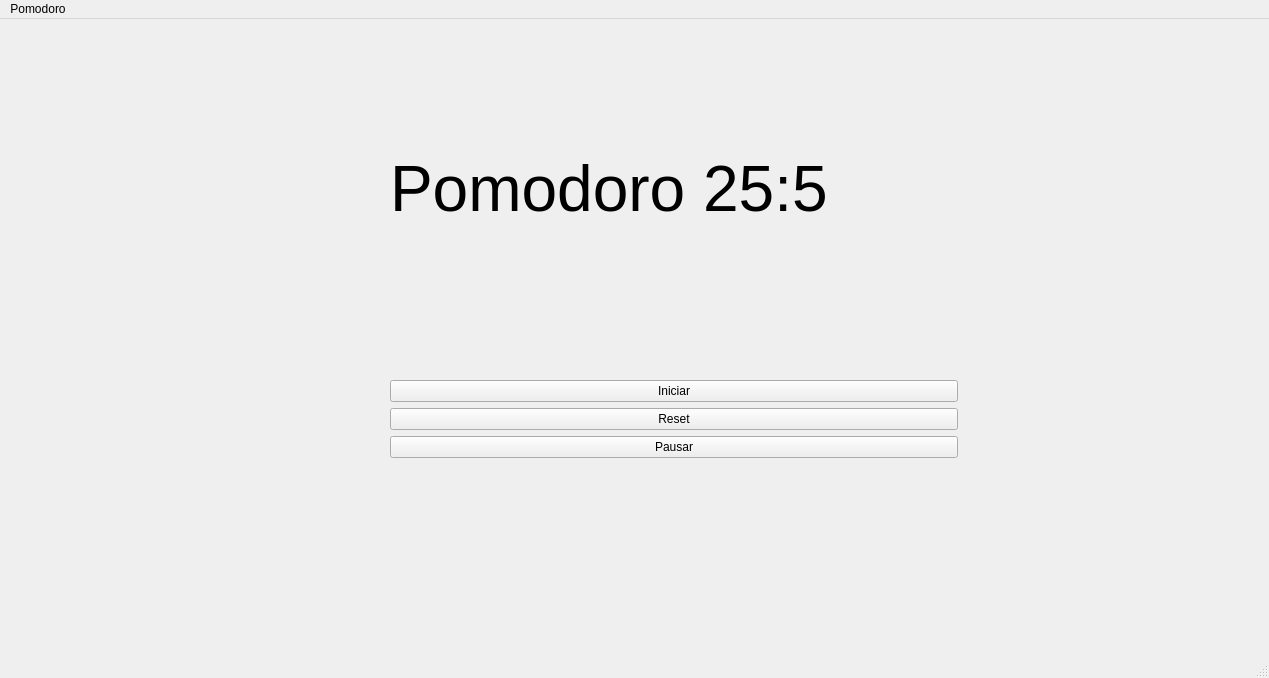
Lucas-CCaczmareki/PomodoroTimer, file mainwindow.ui: the form before one commit.
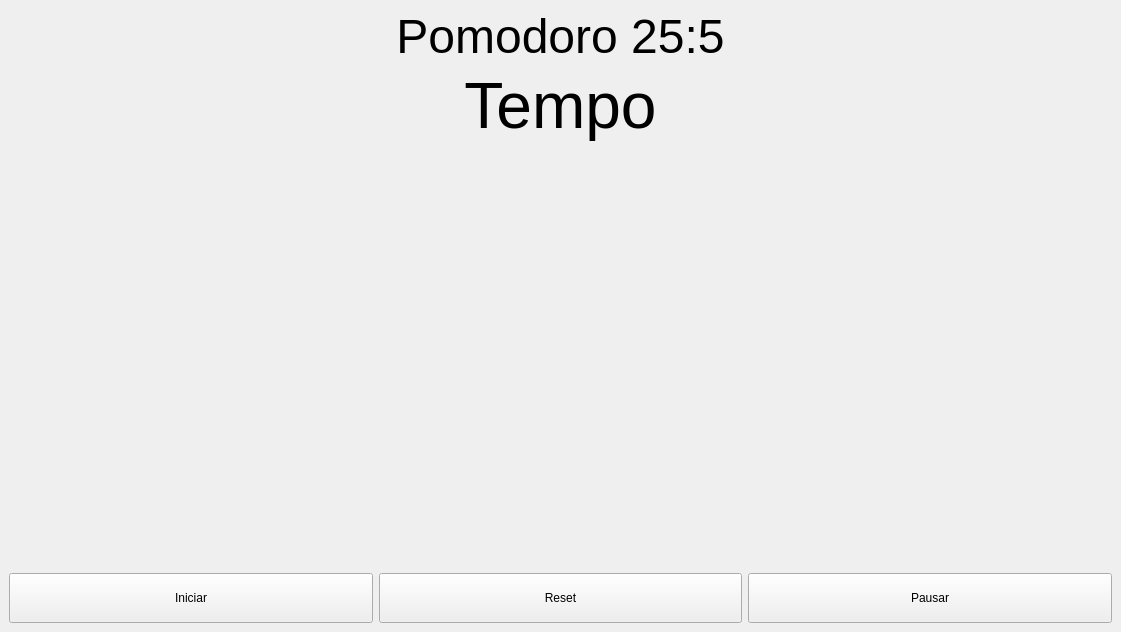
The form after the commit.

What changed in the file:
```diff
--- a/mainwindow.ui
+++ b/mainwindow.ui
@@ -6,50 +6,105 @@
    <rect>
     <x>0</x>
     <y>0</y>
-    <width>1269</width>
-    <height>678</height>
+    <width>1121</width>
+    <height>632</height>
    </rect>
   </property>
   <property name="windowTitle">
    <string>MainWindow</string>
   </property>
   <widget class="QWidget" name="centralwidget">
-   <widget class="QWidget" name="layoutWidget">
-    <property name="geometry">
-     <rect>
-      <x>390</x>
-      <y>110</y>
-      <width>568</width>
-      <height>329</height>
-     </rect>
-    </property>
+   <property name="layoutDirection">
+    <enum>Qt::LayoutDirection::LeftToRight</enum>
+   </property>
+   <property name="autoFillBackground">
+    <bool>false</bool>
+   </property>
+   <layout class="QGridLayout" name="gridLayout">
+    <item row="0" column="0">
     <layout class="QVBoxLayout" name="verticalLayout">
      <item>
       <widget class="QLabel" name="labelStatus">
+        <property name="sizePolicy">
+         <sizepolicy hsizetype="Expanding" vsizetype="Minimum">
+          <horstretch>0</horstretch>
+          <verstretch>0</verstretch>
+         </sizepolicy>
+        </property>
        <property name="font">
         <font>
-         <pointsize>48</pointsize>
-        </font>
-       </property>
+          <pointsize>36</pointsize>
+         </font>
+        </property>
+        <property name="cursor">
+         <cursorShape>ArrowCursor</cursorShape>
+        </property>
        <property name="text">
         <string>Pomodoro 25:5</string>
        </property>
+        <property name="textFormat">
+         <enum>Qt::TextFormat::PlainText</enum>
+        </property>
+        <property name="alignment">
+         <set>Qt::AlignmentFlag::AlignCenter</set>
+        </property>
       </widget>
      </item>
      <item>
       <widget class="QLabel" name="labelTempo">
+        <property name="sizePolicy">
+         <sizepolicy hsizetype="Expanding" vsizetype="Minimum">
+          <horstretch>0</horstretch>
+          <verstretch>0</verstretch>
+         </sizepolicy>
+        </property>
        <property name="font">
         <font>
          <pointsize>48</pointsize>
         </font>
        </property>
+        <property name="layoutDirection">
+         <enum>Qt::LayoutDirection::LeftToRight</enum>
+        </property>
        <property name="text">
-        <string/>
+         <string>Tempo</string>
+        </property>
+        <property name="textFormat">
+         <enum>Qt::TextFormat::PlainText</enum>
+        </property>
+        <property name="scaledContents">
+         <bool>false</bool>
+        </property>
+        <property name="alignment">
+         <set>Qt::AlignmentFlag::AlignCenter</set>
        </property>
       </widget>
      </item>
+      <item>
+       <spacer name="verticalSpacer">
+        <property name="orientation">
+         <enum>Qt::Orientation::Vertical</enum>
+        </property>
+        <property name="sizeHint" stdset="0">
+         <size>
+          <width>20</width>
+          <height>40</height>
+         </size>
+        </property>
+       </spacer>
+      </item>
+     </layout>
+    </item>
+    <item row="2" column="0">
+     <layout class="QHBoxLayout" name="horizontalLayout">
      <item>
       <widget class="QPushButton" name="btnIniciar">
+        <property name="minimumSize">
+         <size>
+          <width>0</width>
+          <height>50</height>
+         </size>
+        </property>
        <property name="text">
         <string>Iniciar</string>
        </property>
@@ -57,6 +112,18 @@
      </item>
      <item>
       <widget class="QPushButton" name="btnReset">
+        <property name="sizePolicy">
+         <sizepolicy hsizetype="Minimum" vsizetype="Fixed">
+          <horstretch>0</horstretch>
+          <verstretch>0</verstretch>
+         </sizepolicy>
+        </property>
+        <property name="minimumSize">
+         <size>
+          <width>0</width>
+          <height>50</height>
+         </size>
+        </property>
        <property name="text">
         <string>Reset</string>
        </property>
@@ -64,6 +131,12 @@
      </item>
      <item>
       <widget class="QPushButton" name="btnPausar">
+        <property name="minimumSize">
+         <size>
+          <width>0</width>
+          <height>50</height>
+         </size>
+        </property>
        <property name="text">
         <string>Pausar</string>
        </property>
@@ -73,25 +146,9 @@
       </widget>
      </item>
     </layout>
-   </widget>
-  </widget>
-  <widget class="QMenuBar" name="menubar">
-   <property name="geometry">
-    <rect>
-     <x>0</x>
-     <y>0</y>
-     <width>1269</width>
-     <height>25</height>
-    </rect>
-   </property>
-   <widget class="QMenu" name="menuPomodoro">
-    <property name="title">
-     <string>Pomodoro</string>
-    </property>
-   </widget>
-   <addaction name="menuPomodoro"/>
-  </widget>
-  <widget class="QStatusBar" name="statusbar"/>
+    </item>
+   </layout>
+  </widget>
  </widget>
  <resources/>
  <connections/>
```
Lines whose indentation alone changed are shown as unchanged.
